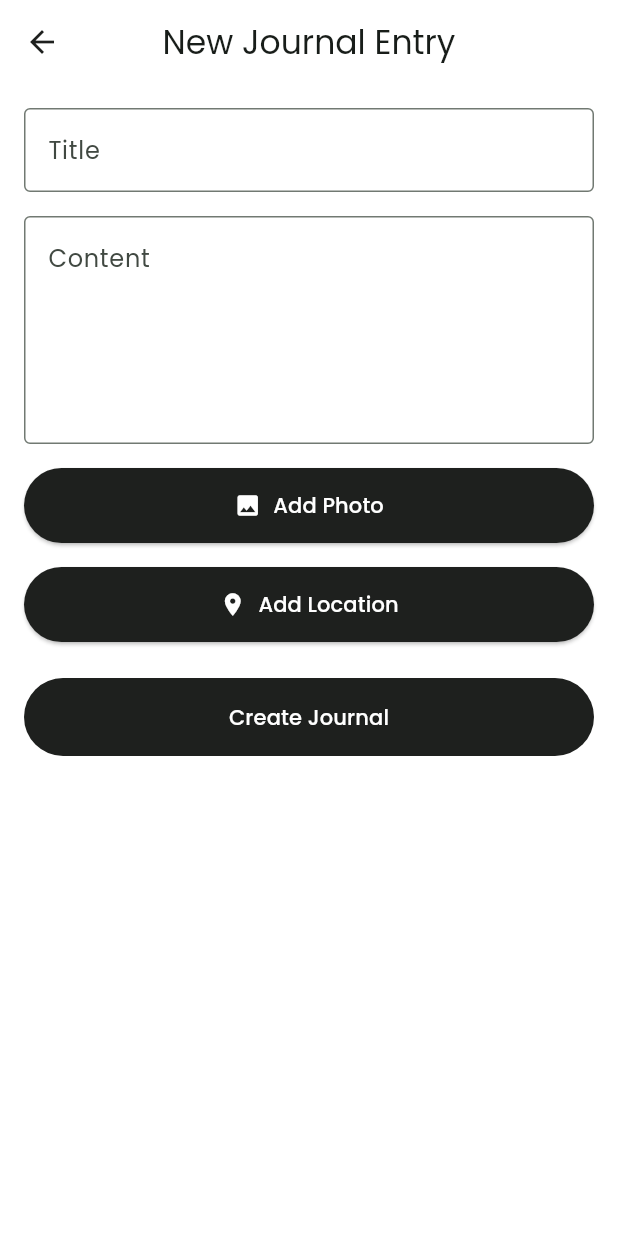
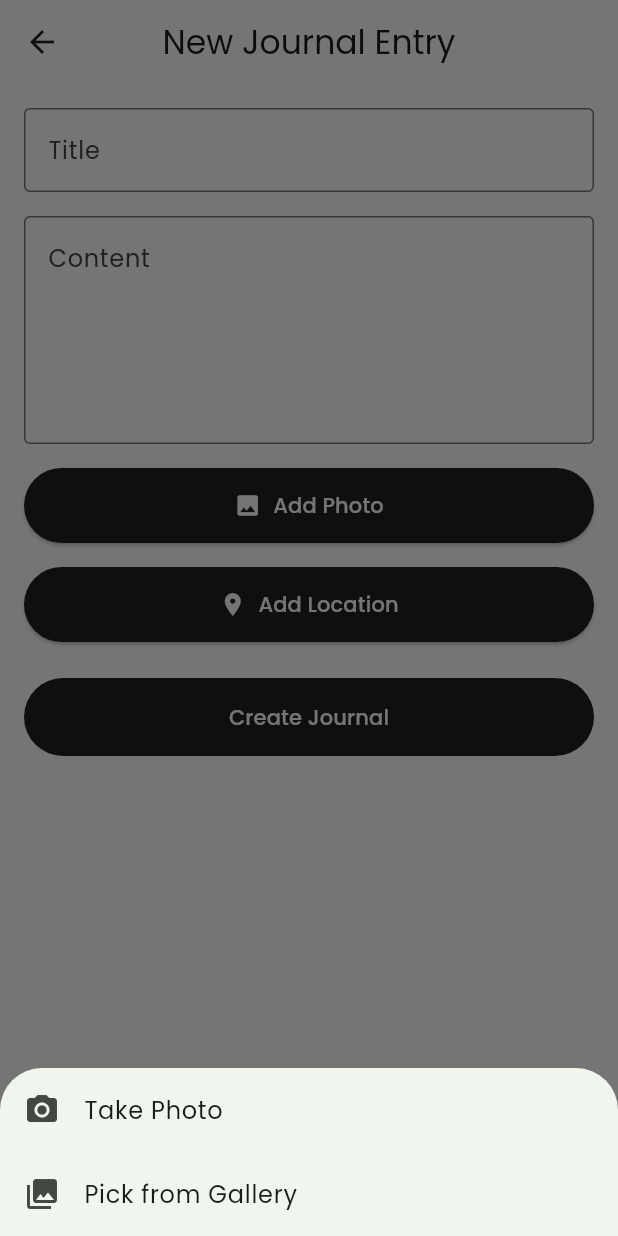
Before and after one commit to kucingliaw/traveljournal, a Flutter app: the JournalFormScreen screen opened directly, after a tap on "Add Photo", on a phone screen of 412 x 824 dp. Run offline on Flutter 3.47's test engine with Material 3 defaults, Android fonts, the phone set to English and light mode, and no system bars; our stand-ins replace cached_network_image, connectivity_plus, geocoding, geolocator, google_fonts, image_picker and 2 more; accounts and stored records are empty; network calls fail.

Commit message:
add the camera option to the photo in journal

```diff
--- a/lib/screen/journal_form_screen.dart
+++ b/lib/screen/journal_form_screen.dart
@@ -50,11 +50,11 @@ class _JournalFormScreenState extends State<JournalFormScreen> {
     super.dispose();
   }
 
-  Future<void> _pickImage() async {
+  Future<void> _pickImageFromSource(ImageSource source) async {
     try {
       final ImagePicker picker = ImagePicker();
       final XFile? image = await picker.pickImage(
-        source: ImageSource.gallery,
+        source: source,
         maxWidth: 1920,
         maxHeight: 1080,
         imageQuality: 85,
@@ -75,6 +75,34 @@ class _JournalFormScreenState extends State<JournalFormScreen> {
         );
       }
     }
+  }
+
+  Future<void> _showImageSourceDialog() async {
+    showModalBottomSheet(
+      context: context,
+      builder: (context) => SafeArea(
+        child: Wrap(
+          children: [
+            ListTile(
+              leading: const Icon(Icons.camera_alt),
+              title: const Text('Take Photo'),
+              onTap: () {
+                Navigator.of(context).pop();
+                _pickImageFromSource(ImageSource.camera);
+              },
+            ),
+            ListTile(
+              leading: const Icon(Icons.photo_library),
+              title: const Text('Pick from Gallery'),
+              onTap: () {
+                Navigator.of(context).pop();
+                _pickImageFromSource(ImageSource.gallery);
+              },
+            ),
+          ],
+        ),
+      ),
+    );
   }
 
   Future<void> _getCurrentLocation() async {
@@ -214,7 +242,7 @@ class _JournalFormScreenState extends State<JournalFormScreen> {
                     ),
                     const SizedBox(height: 16),
                     ElevatedButton.icon(
-                      onPressed: _pickImage,
+                      onPressed: _showImageSourceDialog,
                       icon: const Icon(Icons.photo),
                       label: Text(
                         _imagePath == null && _currentImageUrl == null
```
